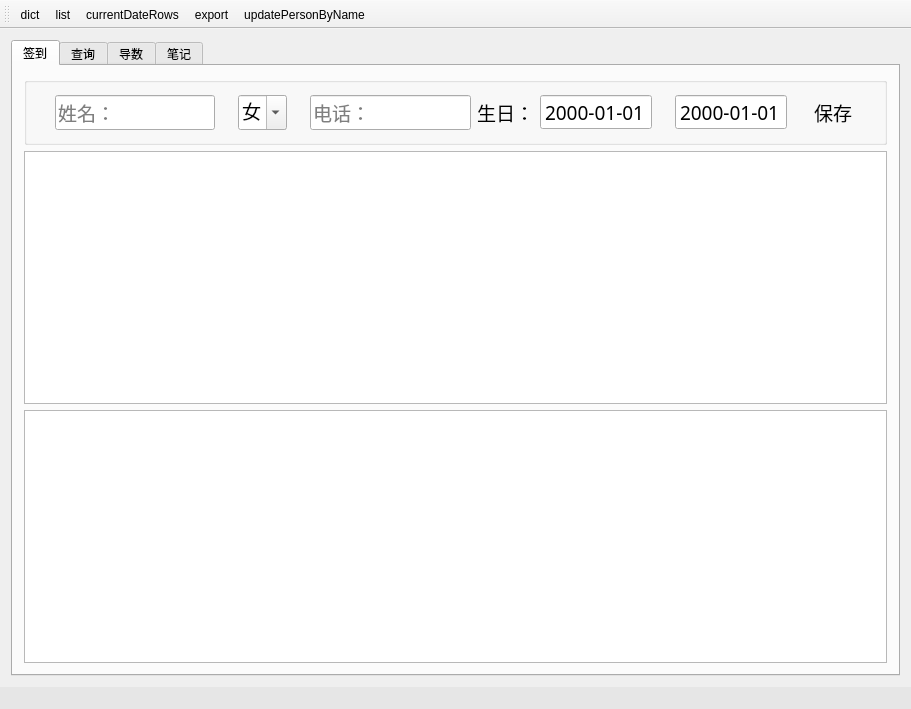
Before: the Qt Designer form mainwindow.ui in crouse/memory, drawn with Qt 5.
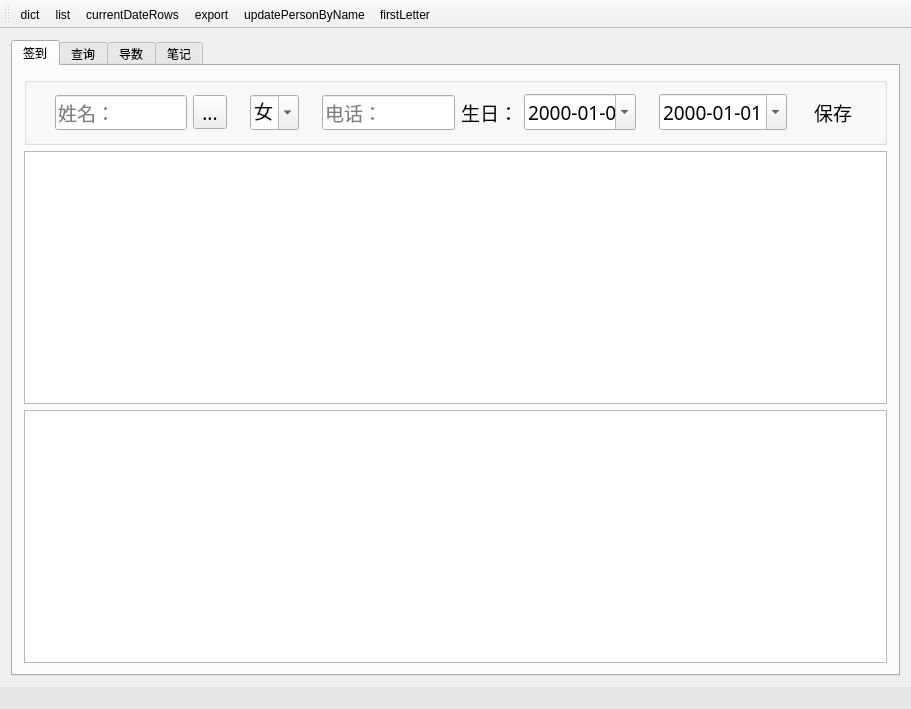
After: the same form once the commit is applied. The open tabs and pages were chosen to show the change.

Commit message: update add first character query

```diff
--- a/mainwindow.ui
+++ b/mainwindow.ui
@@ -84,6 +84,16 @@
              </property>
             </widget>
            </item>
+           <item>
+            <widget class="QToolButton" name="toolButton">
+             <property name="toolTip">
+              <string>点击首字母查询</string>
+             </property>
+             <property name="text">
+              <string>...</string>
+             </property>
+            </widget>
+           </item>
            <item>
             <widget class="QLabel" name="labelGender">
              <property name="text">
@@ -137,6 +147,9 @@
              <property name="displayFormat">
               <string>yyyy-MM-dd</string>
              </property>
+             <property name="calendarPopup">
+              <bool>true</bool>
+             </property>
             </widget>
            </item>
            <item>
@@ -149,7 +162,7 @@
            <item>
             <widget class="QDateEdit" name="dateEditEcurrent">
              <property name="buttonSymbols">
-              <enum>QAbstractSpinBox::NoButtons</enum>
+              <enum>QAbstractSpinBox::UpDownArrows</enum>
              </property>
              <property name="currentSection">
               <enum>QDateTimeEdit::YearSection</enum>
@@ -157,6 +170,9 @@
              <property name="displayFormat">
               <string>yyyy-MM-dd</string>
              </property>
+             <property name="calendarPopup">
+              <bool>true</bool>
+             </property>
             </widget>
            </item>
            <item>
@@ -620,6 +636,7 @@
    <addaction name="actionCurrentDateRows"/>
    <addaction name="actionExport"/>
    <addaction name="actionUpdatePerson"/>
+   <addaction name="actionFirstLetter"/>
   </widget>
   <action name="actionDict">
    <property name="text">
@@ -649,6 +666,14 @@
     <string>updatePersonByName</string>
    </property>
   </action>
+  <action name="actionFirstLetter">
+   <property name="text">
+    <string>firstLetter</string>
+   </property>
+   <property name="shortcut">
+    <string>Meta+Return</string>
+   </property>
+  </action>
  </widget>
  <layoutdefault spacing="6" margin="11"/>
  <tabstops>
```
Left out of the diff: 19 changed lines with no effect on the pictures. The commit also changes 2 other files.
